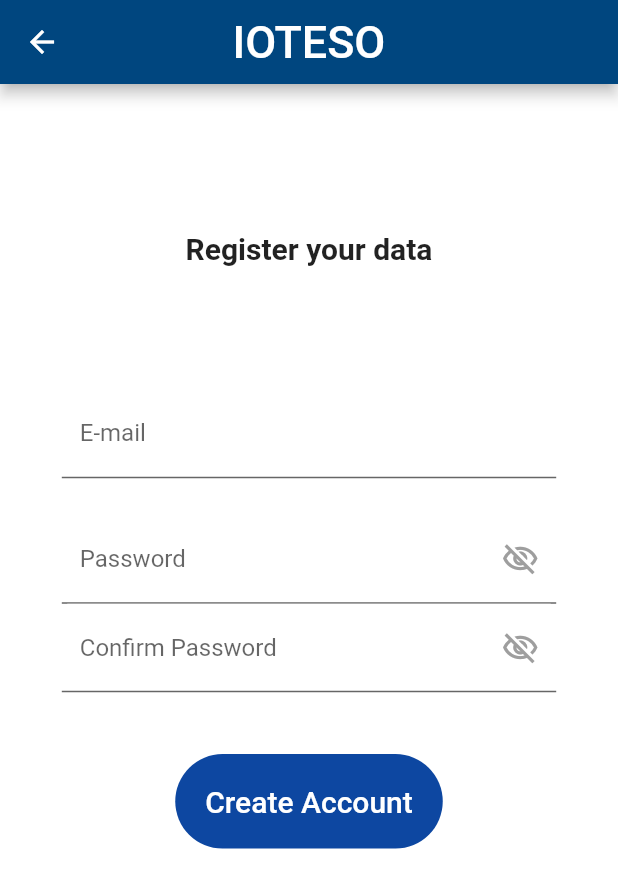
After one commit to AlejandroGodinez/AppIoT, a Flutter app: the RegisterPage screen opened directly, on a phone screen of 412 x 824 dp. The commit adds this screen. Shown: the top 888 px of the screen. Run offline on Flutter 3.47's test engine with Material 2 defaults, Android fonts, the phone set to English and light mode, and no system bars; our stand-ins replace auth_buttons, bloc, equatable, firebase_auth, firebase_core, flutter_bloc and 1 more; accounts and stored records are empty; statements that could not run were skipped.

Commit message:
development of register and home

```diff
--- a/lib/bloc/auth_bloc.dart
+++ b/lib/bloc/auth_bloc.dart
@@ -17,7 +17,6 @@ class AuthBloc extends Bloc<AuthEvent, AuthState> {
   Stream<AuthState> mapEventToState(
     AuthEvent event,
   ) async* {
-    print("object");
     if (event is SplashScreenEvent) {
       yield AuthInitial();
     }
@@ -28,7 +27,6 @@ class AuthBloc extends Bloc<AuthEvent, AuthState> {
       yield UnAuthState();
     }
     if (event is VerifyAuthenticationEvent) {
-      print("entro");
       if (_authProvider.isAlreadyLogged())
         yield AlreadyAuthState();
       else
--- /dev/null
+++ b/lib/initial/register.dart
@@ -0,0 +1,150 @@
+import 'package:app_iot/initial/bloc/login_bloc.dart';
+import 'package:flutter/material.dart';
+
+class RegisterPage extends StatefulWidget {
+  RegisterPage({Key key}) : super(key: key);
+
+  @override
+  _RegisterPageState createState() => _RegisterPageState();
+}
+
+class _RegisterPageState extends State<RegisterPage> {
+  bool hidePswd1 = true;
+  bool hidePswd2 = true;
+
+  LoginBloc _loginBloc = LoginBloc();
+
+  var email = TextEditingController();
+  var password = TextEditingController();
+  var confirmPassword = TextEditingController();
+
+  @override
+  Widget build(BuildContext context) {
+    return Scaffold(
+      appBar: AppBar(
+            title: Text(
+              'IOTESO',
+              style: TextStyle(fontSize: 30.0),
+            ),
+            backgroundColor: Color.fromARGB(255, 0, 70, 127),
+            centerTitle: true,
+          ),
+          backgroundColor: Colors.white,
+          body: SingleChildScrollView(
+            child: Center(
+              child: Padding(
+                padding: const EdgeInsets.all(16.0),
+                child: Column(
+                  children: [
+                    SizedBox(
+                      height: MediaQuery.of(context).size.height * 0.1,
+                    ),
+                      Text("Register your data",
+                          style: TextStyle(
+                              fontSize: 20.0,
+                              fontWeight: FontWeight.w600)),
+                    SizedBox(
+                      height: MediaQuery.of(context).size.height * 0.1,
+                    ),
+                    Container(
+                      width: MediaQuery.of(context).size.width * 0.8,
+                      child: TextField(
+                        controller: email,
+                        keyboardType: TextInputType.text,
+                        decoration: InputDecoration(
+                          labelText: 'E-mail',
+                          filled: true,
+                          fillColor: Colors.white,
+                        ),
+                      ),
+                    ),
+                    SizedBox(
+                      height: MediaQuery.of(context).size.height * 0.03,
+                    ),
+                    Container(
+                      width: MediaQuery.of(context).size.width * 0.8,
+                      child: TextField(
+                        controller: password,
+                        obscureText: hidePswd1,
+                        keyboardType: TextInputType.text,
+                        decoration: InputDecoration(
+                          labelText: 'Password',
+                          filled: true,
+                          fillColor: Colors.white,
+                          suffixIcon: IconButton(
+                            iconSize: 25,
+                            icon: (hidePswd1
+                                ? Icon(
+                                    Icons.visibility_off_outlined,
+                                    color: Colors.grey,
+                                  )
+                                : Icon(
+                                    Icons.visibility_outlined,
+                                    color: Colors.grey,
+                                  )),
+                            onPressed: () {
+                            },
+                          ),
+                        ),
+                      ),
+                    ),
+                    Container(
+                      width: MediaQuery.of(context).size.width * 0.8,
+                      child: TextField(
+                        controller: confirmPassword,
+                        obscureText: hidePswd2,
+                        keyboardType: TextInputType.text,
+                        decoration: InputDecoration(
+                          labelText: 'Confirm Password',
+                          filled: true,
+                          fillColor: Colors.white,
+                          suffixIcon: IconButton(
+                            iconSize: 25,
+                            icon: (hidePswd2
+                                ? Icon(
+                                    Icons.visibility_off_outlined,
+                                    color: Colors.grey,
+                                  )
+                                : Icon(
+                                    Icons.visibility_outlined,
+                                    color: Colors.grey,
+                                  )),
+                            onPressed: () {
+                            },
+                          ),
+                        ),
+                      ),
+                    ),
+                    SizedBox(
+                      height: MediaQuery.of(context).size.height * 0.05,
+                    ),
+                    TextButton(
+                      style: TextButton.styleFrom(
+                        backgroundColor: Colors.blue.shade900,
+                        shape: RoundedRectangleBorder(
+                          borderRadius: BorderRadius.circular(40),
+                        ),
+                      ),
+                      child: Padding(
+                        padding: const EdgeInsets.all(12.0),
+                        child: Text(
+                          'Create Account',
+                          style: TextStyle(color: Colors.white, fontSize: 20),
+                        ),
+                      ),
+                      onPressed: () {
+                        Navigator.of(context).pushNamed('/home');
+
+                      },
+                    ),
+                    SizedBox(
+                      height: MediaQuery.of(context).size.height * 0.05,
+                    ),
+                  ],
+                ),
+              ),
+            ),
+          ),
+    );
+  }
+}
--- a/lib/initial/splashscreen_page.dart
+++ b/lib/initial/splashscreen_page.dart
@@ -13,7 +13,7 @@ class SplashScreenPage extends StatefulWidget {
 
 class _SplashScreenPageState extends State<SplashScreenPage> {
   startTime() async {
-    var _duration = new Duration(seconds: 5);
+    var _duration = new Duration(seconds: 3);
     return new Timer(_duration, navigationPage);
   }
 
```
Also changed, not shown: lib/home/home_admin.dart (added, +137 -0 lines), lib/initial/login.dart (+17 -24 lines), lib/main.dart (+4 -5 lines).
